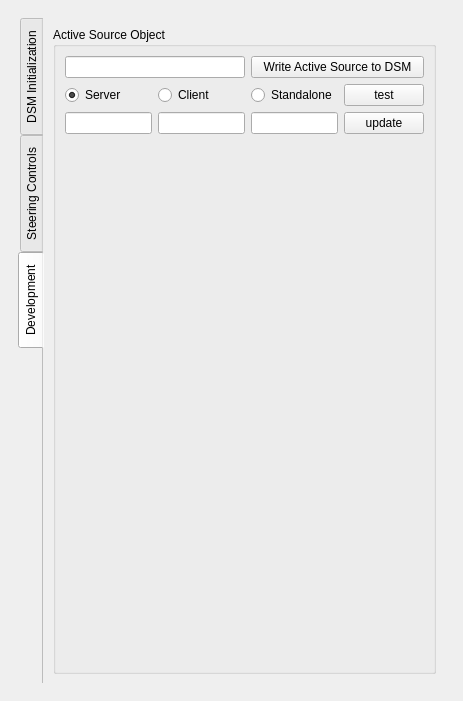
Old version of the form pqDSMViewerPanel.ui in the repository soumagne/icarus.
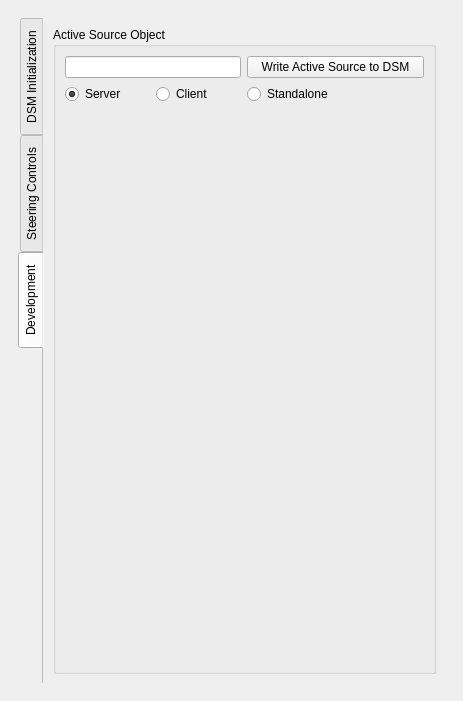
New version of the form. The open tabs and pages were chosen to show the change. Icons and pictures are not drawn.

```diff
--- a/pqDSMViewerPanel.ui
+++ b/pqDSMViewerPanel.ui
@@ -28,8 +28,8 @@
         <rect>
          <x>0</x>
          <y>0</y>
-         <width>437</width>
-         <height>750</height>
+         <width>450</width>
+         <height>760</height>
         </rect>
        </property>
        <layout class="QVBoxLayout" name="verticalLayout_4">
@@ -704,30 +704,7 @@
                  </property>
                 </widget>
                </item>
-               <item row="1" column="3">
-                <widget class="QPushButton" name="testButton">
-                 <property name="text">
-                  <string>test</string>
-                 </property>
-                </widget>
-               </item>
                <item row="2" column="1">
-                <widget class="QLineEdit" name="TranslateY"/>
-               </item>
-               <item row="2" column="2">
-                <widget class="QLineEdit" name="TranslateZ"/>
-               </item>
-               <item row="2" column="0">
-                <widget class="QLineEdit" name="TranslateX"/>
-               </item>
-               <item row="2" column="3">
-                <widget class="QPushButton" name="testButton2">
-                 <property name="text">
-                  <string>update</string>
-                 </property>
-                </widget>
-               </item>
-               <item row="3" column="1">
                 <spacer name="verticalSpacer_2">
                  <property name="orientation">
                   <enum>Qt::Vertical</enum>
```
